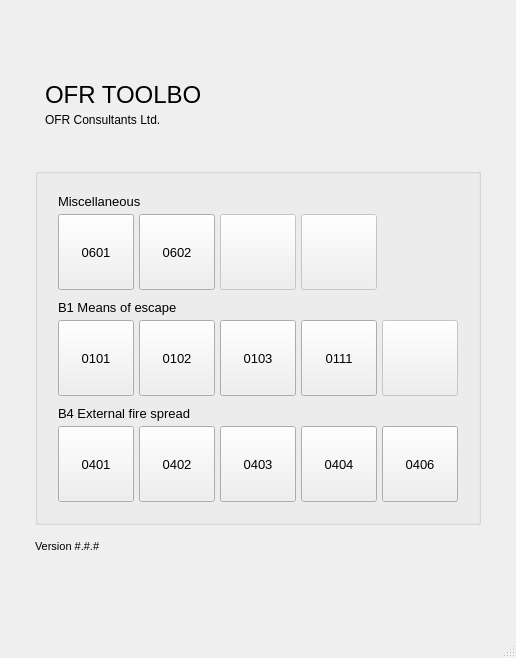
Old version of the form fsetoolsGUI/gui/layout/ui/main.ui in the repository fuyans/fsetoolsGUI.
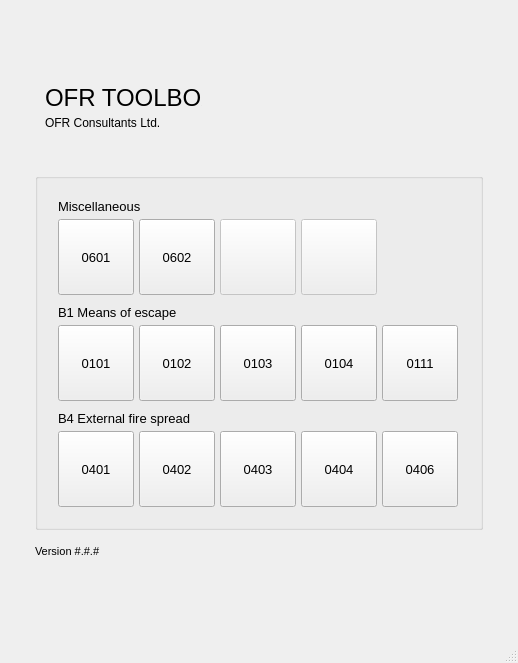
New version of the form. Icons and pictures are not drawn.

```diff
--- a/fsetoolsGUI/gui/layout/ui/main.ui
+++ b/fsetoolsGUI/gui/layout/ui/main.ui
@@ -6,8 +6,8 @@
    <rect>
     <x>0</x>
     <y>0</y>
-    <width>504</width>
-    <height>658</height>
+    <width>518</width>
+    <height>663</height>
    </rect>
   </property>
   <property name="sizePolicy">
@@ -349,7 +349,76 @@
        </item>
        <item>
         <layout class="QGridLayout" name="gridLayout_2">
-         <item row="1" column="1">
+         <item row="0" column="3">
+          <widget class="QPushButton" name="pushButton_0104_merging_flow">
+           <property name="enabled">
+            <bool>true</bool>
+           </property>
+           <property name="minimumSize">
+            <size>
+             <width>76</width>
+             <height>76</height>
+            </size>
+           </property>
+           <property name="maximumSize">
+            <size>
+             <width>76</width>
+             <height>76</height>
+            </size>
+           </property>
+           <property name="font">
+            <font>
+             <pointsize>10</pointsize>
+            </font>
+           </property>
+           <property name="toolTip">
+            <string>Heat detector activation time (ceiling jet) in accordance with PD 7974-1:2019.</string>
+           </property>
+           <property name="statusTip">
+            <string>Heat detector activation time (ceiling jet) in accordance with PD 7974-1:2019.</string>
+           </property>
+           <property name="text">
+            <string>0104</string>
+           </property>
+           <property name="autoDefault">
+            <bool>true</bool>
+           </property>
+          </widget>
+         </item>
+         <item row="0" column="0">
+          <widget class="QPushButton" name="pushButton_0101_adb2_datasheet_1">
+           <property name="minimumSize">
+            <size>
+             <width>76</width>
+             <height>76</height>
+            </size>
+           </property>
+           <property name="maximumSize">
+            <size>
+             <width>76</width>
+             <height>76</height>
+            </size>
+           </property>
+           <property name="font">
+            <font>
+             <pointsize>10</pointsize>
+            </font>
+           </property>
+           <property name="toolTip">
+            <string>Data sheet 1 for Approved Document B (2019) Vol. 2, for B1.</string>
+           </property>
+           <property name="statusTip">
+            <string>Data sheet 1 for Approved Document B (2019) Vol. 2, for B1.</string>
+           </property>
+           <property name="text">
+            <string>0101</string>
+           </property>
+           <property name="autoDefault">
+            <bool>true</bool>
+           </property>
+          </widget>
+         </item>
+         <item row="0" column="1">
           <widget class="QPushButton" name="pushButton_0102_bs9999_datasheet_1">
            <property name="minimumSize">
             <size>
@@ -382,79 +451,7 @@
            </property>
           </widget>
          </item>
-         <item row="1" column="4">
-          <widget class="QPushButton" name="pushButton_0111_heat_detector_activation_2">
-           <property name="enabled">
-            <bool>false</bool>
-           </property>
-           <property name="minimumSize">
-            <size>
-             <width>76</width>
-             <height>76</height>
-            </size>
-           </property>
-           <property name="maximumSize">
-            <size>
-             <width>76</width>
-             <height>76</height>
-            </size>
-           </property>
-           <property name="font">
-            <font>
-             <pointsize>10</pointsize>
-            </font>
-           </property>
-           <property name="toolTip">
-            <string>Heat detector activation time (ceiling jet) in accordance with PD 7974-1:2019.</string>
-           </property>
-           <property name="statusTip">
-            <string>Heat detector activation time (ceiling jet) in accordance with PD 7974-1:2019.</string>
-           </property>
-           <property name="text">
-            <string/>
-           </property>
-           <property name="autoDefault">
-            <bool>true</bool>
-           </property>
-          </widget>
-         </item>
-         <item row="1" column="2">
-          <widget class="QPushButton" name="pushButton_0103_merging_flow">
-           <property name="enabled">
-            <bool>true</bool>
-           </property>
-           <property name="minimumSize">
-            <size>
-             <width>76</width>
-             <height>76</height>
-            </size>
-           </property>
-           <property name="maximumSize">
-            <size>
-             <width>76</width>
-             <height>76</height>
-            </size>
-           </property>
-           <property name="font">
-            <font>
-             <pointsize>10</pointsize>
-            </font>
-           </property>
-           <property name="toolTip">
-            <string>Merging flow calculation in accordance with BS 9999:2017.</string>
-           </property>
-           <property name="statusTip">
-            <string>Merging flow calculation in accordance with BS 9999:2017.</string>
-           </property>
-           <property name="text">
-            <string>0103</string>
-           </property>
-           <property name="autoDefault">
-            <bool>true</bool>
-           </property>
-          </widget>
-         </item>
-         <item row="1" column="3">
+         <item row="0" column="4">
           <widget class="QPushButton" name="pushButton_0111_heat_detector_activation">
            <property name="minimumSize">
             <size>
@@ -487,8 +484,11 @@
            </property>
           </widget>
          </item>
-         <item row="1" column="0">
-          <widget class="QPushButton" name="pushButton_0101_adb2_datasheet_1">
+         <item row="0" column="2">
+          <widget class="QPushButton" name="pushButton_0103_merging_flow">
+           <property name="enabled">
+            <bool>true</bool>
+           </property>
            <property name="minimumSize">
             <size>
              <width>76</width>
@@ -513,7 +513,7 @@
             <string>Data sheet 1 for Approved Document B (2019) Vol. 2, for B1.</string>
            </property>
            <property name="text">
-            <string>0101</string>
+            <string>0103</string>
            </property>
            <property name="autoDefault">
             <bool>true</bool>
```
Left out of the diff: 7 changed lines with no effect on the pictures.
